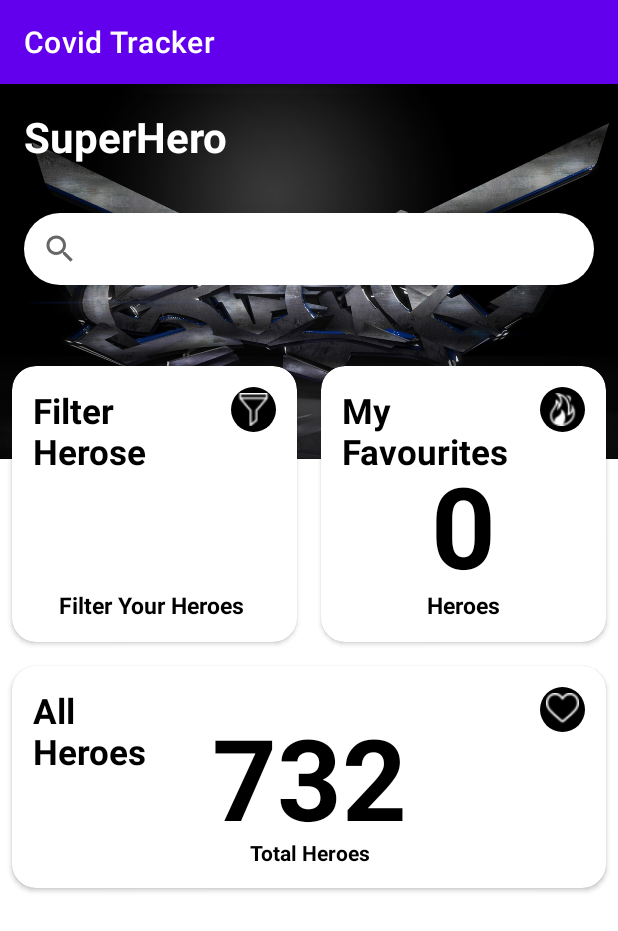
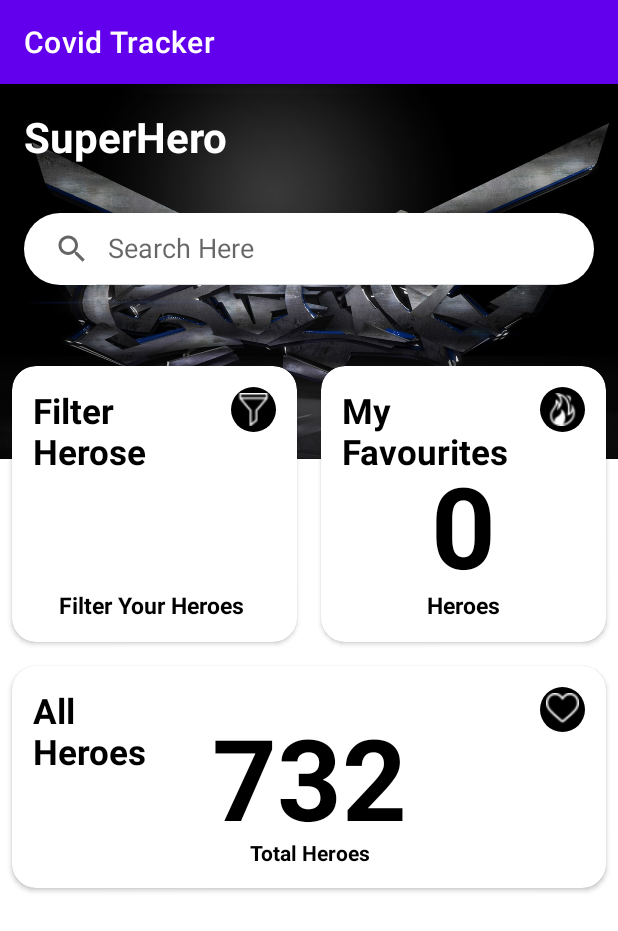
Before and after one commit to pratik2550/Superhero-dictionary, an Android app: the screen it shows after launch (MainActivity), on a phone screen of 412 x 824 dp. Shown: the top 931 px of the screen. Run offline under Robolectric (Android 15) with nearby library versions, the phone set to English and light mode, and no system bars; network calls fail; 1 statement that could not run was skipped.

Commit message:
Added search search superhero module.

```diff
--- a/app/build.gradle
+++ b/app/build.gradle
@@ -2,6 +2,7 @@ plugins {
     id 'com.android.application'
     id 'kotlin-android'
     id 'kotlin-android-extensions'
+    id("androidx.navigation.safeargs")
 }
 
 android {
--- a/app/src/main/java/com/example/covidtracker/DashboardFragment.kt
+++ b/app/src/main/java/com/example/covidtracker/DashboardFragment.kt
@@ -5,7 +5,9 @@ import androidx.fragment.app.Fragment
 import android.view.LayoutInflater
 import android.view.View
 import android.view.ViewGroup
+import android.widget.SearchView
 import androidx.navigation.Navigation
+import kotlinx.android.synthetic.main.fragment_dashboard.*
 import kotlinx.android.synthetic.main.fragment_dashboard.view.*
 
 
@@ -19,6 +21,20 @@ class DashboardFragment : Fragment() {
         val view =  inflater.inflate(R.layout.fragment_dashboard, container, false)
         view.tvSperhero.setOnClickListener { Navigation.findNavController(view).navigate(R.id.dashboardFragment_to_searchFragment) }
 
+        view.searchView.setOnQueryTextListener(object :SearchView.OnQueryTextListener{
+            override fun onQueryTextSubmit(query: String?): Boolean {
+                query?.let {
+                    val action = DashboardFragmentDirections.dashboardFragmentToSearchFragment(query)
+                    Navigation.findNavController(view).navigate(action)
+                }
+                return true
+            }
+
+            override fun onQueryTextChange(newText: String?): Boolean {
+                return true
+            }
+
+        })
 
         return view
     }
--- a/app/src/main/java/com/example/covidtracker/SearchFragment.kt
+++ b/app/src/main/java/com/example/covidtracker/SearchFragment.kt
@@ -8,7 +8,7 @@ import android.view.View
 import android.view.ViewGroup
 import androidx.lifecycle.Observer
 import androidx.lifecycle.ViewModelProvider
-import androidx.recyclerview.widget.GridLayoutManager
+import androidx.navigation.fragment.navArgs
 import androidx.recyclerview.widget.LinearLayoutManager
 import com.example.covidtracker.model.Superhero
 import com.example.covidtracker.repository.HeroReferenceRepository
@@ -22,12 +22,14 @@ class SearchFragment : Fragment() {
     private lateinit var viewModel: SuperHeroReferenceViewModel
     private val superHeroesList = arrayListOf<Superhero>()
 
+    val args: SearchFragmentArgs by navArgs()
+
     override fun onCreateView(
         inflater: LayoutInflater, container: ViewGroup?,
         savedInstanceState: Bundle?
     ): View? {
         // Inflate the layout for this fragment
-        var searchName = "iron"
+        val searchName = args.query
 
         val view = inflater.inflate(R.layout.fragment_search, container, false)
 //        rvSearch.hasFixedSize();
--- a/app/src/main/res/layout/fragment_dashboard.xml
+++ b/app/src/main/res/layout/fragment_dashboard.xml
@@ -23,13 +23,16 @@
             android:textSize="28sp"
             android:textStyle="bold" />
 
-        <androidx.appcompat.widget.SearchView
+        <SearchView
             android:id="@+id/searchView"
             android:layout_width="match_parent"
             android:layout_height="wrap_content"
             android:layout_below="@+id/tvSperhero"
+            android:queryHint="Search Here"
+            android:iconifiedByDefault="false"
             android:layout_margin="16dp"
             android:background="@drawable/search_view_background" />
+
     </RelativeLayout>
 
     <LinearLayout
--- a/app/src/main/res/navigation/dash_nav.xml
+++ b/app/src/main/res/navigation/dash_nav.xml
@@ -21,10 +21,8 @@
         android:name="com.example.covidtracker.SearchFragment"
         android:label="fragment_search"
         tools:layout="@layout/fragment_search" >
-        <action
-            android:id="@+id/action_searchFragment_to_dashboardFragment"
-            app:destination="@id/dashboardFragment"
-            app:enterAnim="@android:anim/fade_in"
-            app:exitAnim="@android:anim/fade_out"/>
+        <argument
+            android:name="query"
+            app:argType="string" />
     </fragment>
 </navigation>
--- a/build.gradle
+++ b/build.gradle
@@ -8,6 +8,8 @@ buildscript {
     dependencies {
         classpath "com.android.tools.build:gradle:4.2.1"
         classpath "org.jetbrains.kotlin:kotlin-gradle-plugin:$kotlin_version"
+
+        classpath("androidx.navigation:navigation-safe-args-gradle-plugin:2.3.5")
 
         // NOTE: Do not place your application dependencies here; they belong
         // in the individual module build.gradle files
```
